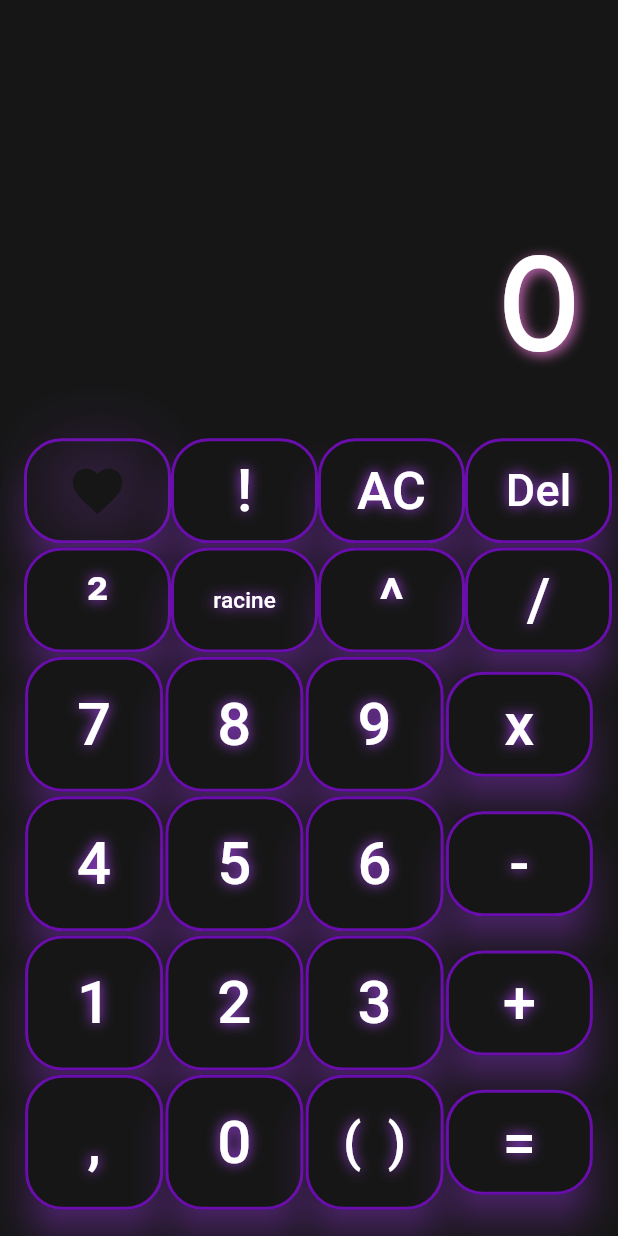
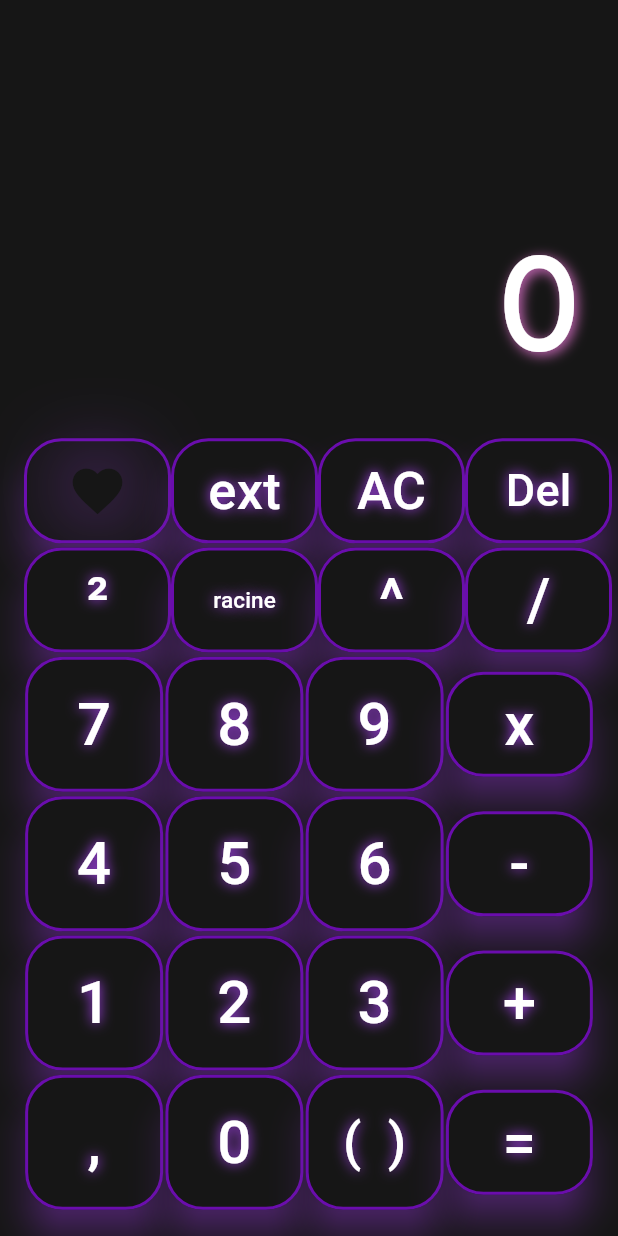
Before and after one commit to Guyllem/calculesther, a Flutter app: the screen it shows after launch, on a phone screen of 412 x 824 dp. Run offline on Flutter 3.47's test engine with Material 3 defaults, Android fonts, the phone set to English and light mode, and no system bars.

Commit message:
delete function add

```diff
--- a/lib/calculatrice.dart
+++ b/lib/calculatrice.dart
@@ -19,6 +19,16 @@ class _CalculatriceState extends State<Calculatrice> {
         _currentTap = number;
       } else {
         _currentTap = "$_currentTap$number";
+      }
+    });
+  }
+
+  void _deleteNumber(){
+    setState(() {
+      if (_currentTap.length == 1){
+        _currentTap = "0";
+      } else {
+        _currentTap = _currentTap.substring(0, _currentTap.length - 1);
       }
     });
   }
@@ -80,9 +90,9 @@ class _CalculatriceState extends State<Calculatrice> {
                                           color: AppColors.details)] ,
                                       size: 40),
                                     onTap: (value) => _updateNumber(value)),
-                                ButtonInterface(label: "!", interfaceSize: 40, width: 98, height: 70, onTap: (value) => _updateNumber(value)),
+                                ButtonInterface(label: "ext", interfaceSize: 35, width: 98, height: 70, onTap: (value) => _updateNumber(value)),
                                 ButtonInterface(label: "AC", interfaceSize: 35, width: 98, height: 70, onTap: (value) => _clearUI()),
-                                ButtonInterface(label: "Del", interfaceSize: 30, width: 98, height: 70, onTap: (value) => _updateNumber(value)),
+                                ButtonInterface(label: "Del", interfaceSize: 30, width: 98, height: 70, onTap: (value) => _deleteNumber()),
                               ],
                             ),
                             Row(
```
